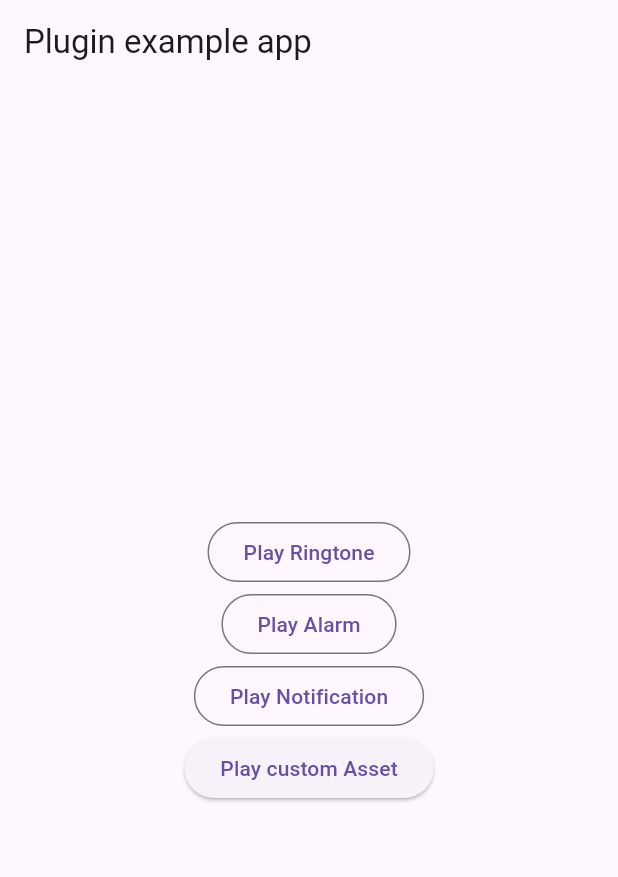
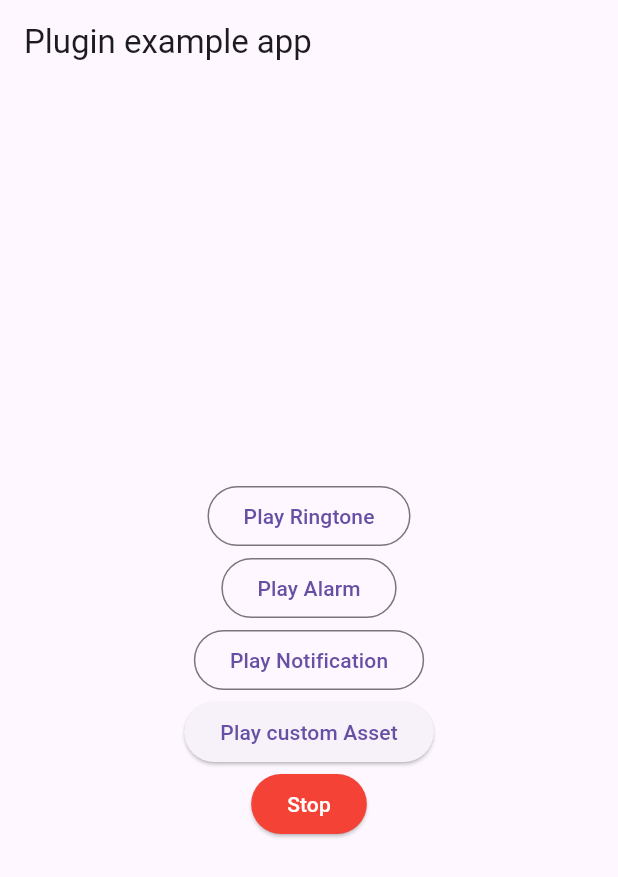
Before and after one commit to pratikPSB/flutter_ringtone_manager, a Flutter app: the screen it shows after launch, on a phone screen of 412 x 824 dp. Shown: the top 877 px of the screen. Run offline on Flutter 3.47's test engine with Material 3 defaults, Android fonts, the phone set to English and light mode, and no system bars; our stand-ins replace plugin_platform_interface.

Commit message:
stop method added

```diff
--- a/example/lib/main.dart
+++ b/example/lib/main.dart
@@ -54,7 +54,15 @@ class _MyAppState extends State<MyApp> {
                         _flutterRingtoneManager
                             .playAudioAsset("audio/test.mp3");
                       },
-                      child: const Text("Play custom Asset"))
+                      child: const Text("Play custom Asset")),
+                  ElevatedButton(
+                      onPressed: () => _flutterRingtoneManager.stop(),
+                      style: ButtonStyle(
+                          foregroundColor:
+                              WidgetStateProperty.all(Colors.white),
+                          backgroundColor:
+                              WidgetStateProperty.all<Color>(Colors.red)),
+                      child: const Text("Stop"))
                 ],
               ))),
     );
--- a/lib/flutter_ringtone_manager.dart
+++ b/lib/flutter_ringtone_manager.dart
@@ -32,4 +32,8 @@ class FlutterRingtoneManager {
     return FlutterRingtoneManagerPlatform.instance
         .playIosSystemSoundByID(id.value);
   }
+
+  FutureOr<void> stop() {
+    return FlutterRingtoneManagerPlatform.instance.stop();
+  }
 }
--- a/lib/flutter_ringtone_manager_method_channel.dart
+++ b/lib/flutter_ringtone_manager_method_channel.dart
@@ -42,4 +42,9 @@ class MethodChannelFlutterRingtoneManager
   FutureOr<void> playIosSystemSoundByID(int id) {
     methodChannel.invokeMethod('playSystemSound', {'soundID': id});
   }
+
+  @override
+  FutureOr<void> stop() {
+    methodChannel.invokeMethod('stop');
+  }
 }
--- a/lib/flutter_ringtone_manager_platform_interface.dart
+++ b/lib/flutter_ringtone_manager_platform_interface.dart
@@ -43,6 +43,11 @@ abstract class FlutterRingtoneManagerPlatform extends PlatformInterface {
   }
 
   FutureOr<void> playIosSystemSoundByID(int id) {
-    throw UnimplementedError('playIosSystemSoundByID is iOS platform specific method which is not implemented');
+    throw UnimplementedError(
+        'playIosSystemSoundByID is iOS platform specific method which is not implemented');
+  }
+
+  FutureOr<void> stop() {
+    throw UnimplementedError('stop() has not been implemented');
   }
 }
--- a/pubspec.yaml
+++ b/pubspec.yaml
@@ -1,6 +1,7 @@
 name: flutter_ringtone_manager
-description: "A flutter RingtoneManager provides access to ringtones, notification, and other types of sounds for both Android & iOS platforms"
-version: 1.0.0
+description: "RingtoneManager plugin provides access to ringtones, notification,
+and other types of sounds for both Android & iOS platforms. A perfect player for short sounds."
+version: 1.1.0+1
 homepage: https://github.com/trdevendran/flutter_ringtone_manager.git
 
 environment:
```
Also changed, not shown: example/pubspec.lock, 5 other files.
